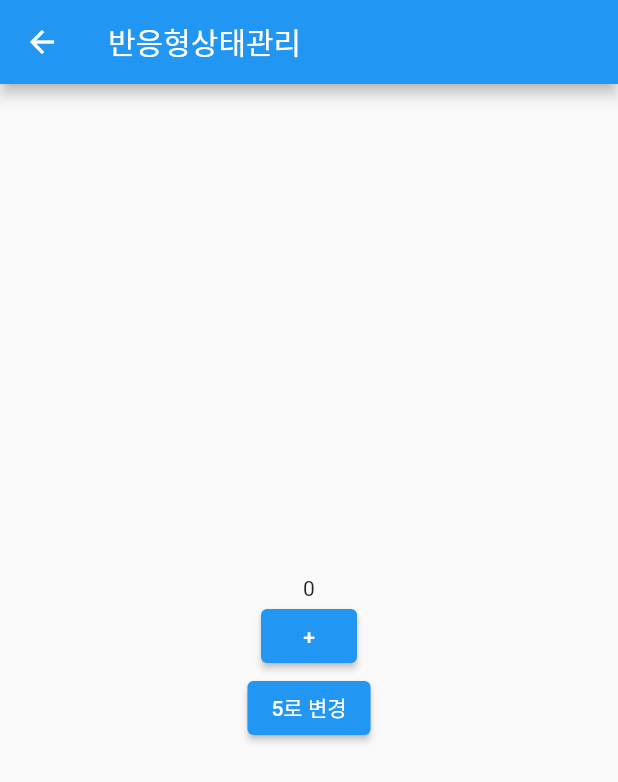
After one commit to KimHyunLo/flutter_getX, a Flutter app: the screen it shows after launch, after a tap on "반응형 상태 관리", on a phone screen of 412 x 824 dp. The commit adds this screen. Shown: the top 782 px of the screen. Run offline on Flutter 3.47's test engine with Material 2 defaults, Android fonts, the phone set to English and light mode, and no system bars; our stand-ins replace get.

Commit message:
reactive state management

```diff
--- a/lib/main.dart
+++ b/lib/main.dart
@@ -3,6 +3,7 @@ import 'package:flutter_getx/src/pages/named/first.dart';
 import 'package:flutter_getx/src/pages/named/second.dart';
 import 'package:flutter_getx/src/pages/next.dart';
 import 'package:flutter_getx/src/pages/normal/first.dart';
+import 'package:flutter_getx/src/pages/reactive_state_manage.dart';
 import 'package:flutter_getx/src/pages/simple_state_manage.dart';
 import 'package:flutter_getx/src/pages/user.dart';
 import 'package:get/get.dart';
@@ -90,7 +91,14 @@ class MyPage extends StatelessWidget {
                 // Navigator.of(context).pushNamed('/first');
                 Get.to(SimpleStateManagePage());
               },
-              child: Text('단순상태관리'),
+              child: Text('단순 상태 관리'),
+            ),
+            ElevatedButton(
+              onPressed: () {
+                // Navigator.of(context).pushNamed('/first');
+                Get.to(ReactiveStateManagePage());
+              },
+              child: Text('반응형 상태 관리'),
             ),
           ],
         ),
--- /dev/null
+++ b/lib/src/controller/count_with_reactive_getx.dart
@@ -0,0 +1,52 @@
+import 'package:get/get.dart';
+
+enum NUM { FIRST, SECOND }
+
+class User {
+  String name;
+  User({required this.name});
+}
+
+class CountControllerWithReactiveGetX extends GetxController {
+  RxInt count = 0.obs;
+  RxDouble double = 0.0.obs;
+  RxString string = "".obs;
+  Rx<NUM> nums = NUM.FIRST.obs;
+  Rx<User> user = User(name: "name").obs;
+  RxList list = [].obs;
+
+  @override
+  void onInit() {
+    super.onInit();
+    ever(count, (_) => print("매번 호출"));
+    once(count, (_) => print("한 번만 호출"));
+    debounce(
+      count,
+      (callback) => print("마지막에만 호출"),
+      time: const Duration(seconds: 1),
+    );
+    interval(
+      count,
+      (callback) => print("변경되고 있는동안마다 호출"),
+      time: const Duration(seconds: 1),
+    );
+  }
+
+  void increase() {
+    count(2);
+    double(1.2);
+    string("number");
+    nums(NUM.SECOND);
+    user(User(name: "Billie"));
+    user.update((val) {
+      val?.name = "Smith";
+    });
+    list.add(1);
+    list.addAll([1, 2, 3]);
+    list.addIf(user.value.name == "", false);
+  }
+
+  void putNumber(int value) {
+    count(value);
+  }
+}
--- /dev/null
+++ b/lib/src/pages/reactive_state_manage.dart
@@ -0,0 +1,40 @@
+import 'package:flutter/material.dart';
+import 'package:flutter_getx/src/controller/count_with_reactive_getx.dart';
+import 'package:get/get.dart';
+
+class ReactiveStateManagePage extends StatelessWidget {
+  const ReactiveStateManagePage({Key? key}) : super(key: key);
+
+  @override
+  Widget build(BuildContext context) {
+    Get.put(CountControllerWithReactiveGetX());
+
+    return Scaffold(
+      appBar: AppBar(
+        title: Text('반응형상태관리'),
+      ),
+      body: Center(
+        child: Column(
+          mainAxisAlignment: MainAxisAlignment.center,
+          children: [
+            Obx(
+              () => Text("${Get.find<CountControllerWithReactiveGetX>().count.value}"),
+            ),
+            ElevatedButton(
+              onPressed: () {
+                Get.find<CountControllerWithReactiveGetX>().increase();
+              },
+              child: Text("+"),
+            ),
+            ElevatedButton(
+              onPressed: () {
+                Get.find<CountControllerWithReactiveGetX>().putNumber(5);
+              },
+              child: Text("5로 변경"),
+            ),
+          ],
+        ),
+      ),
+    );
+  }
+}
```
